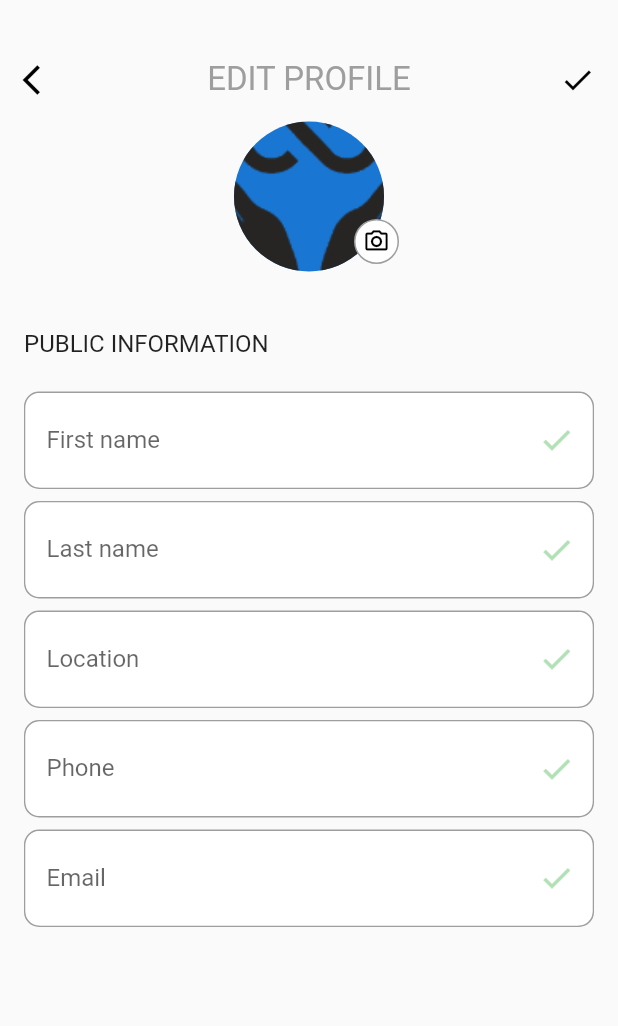
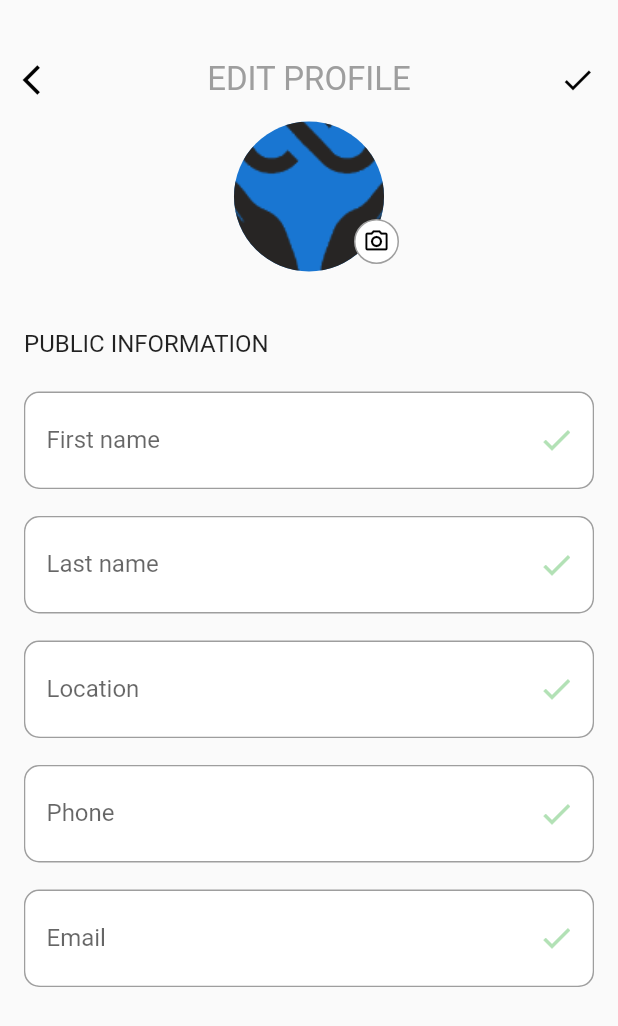
Before and after one commit to mercurystudio99/real_estate, a Flutter app: the UserProfilePage screen opened directly, on a phone screen of 412 x 824 dp. Shown: the top 1026 px of the screen. Run offline on Flutter 3.47's test engine with Material 2 defaults, Android fonts, the phone set to English and light mode, and no system bars; our stand-ins replace bottom_navy_bar, carousel_pro, carousel_slider, flutter_easyloading, flutter_html, flutter_rating_bar and 3 more; Roboto replaces fonts that are missing (Arial).

Commit message:
fix profile page

```diff
--- a/lib/pages/user_profile.dart
+++ b/lib/pages/user_profile.dart
@@ -188,6 +188,7 @@ class _UserProfilePageState extends State<UserProfilePage> {
                 ),
               ),
             ),
+            const SizedBox(height: 10),
             ListTile(
               title: Container(
                 decoration: BoxDecoration(
@@ -226,6 +227,7 @@ class _UserProfilePageState extends State<UserProfilePage> {
                 ),
               ),
             ),
+            const SizedBox(height: 10),
             ListTile(
               title: Container(
                 decoration: BoxDecoration(
@@ -264,6 +266,7 @@ class _UserProfilePageState extends State<UserProfilePage> {
                 ),
               ),
             ),
+            const SizedBox(height: 10),
             ListTile(
               title: Container(
                 decoration: BoxDecoration(
@@ -302,6 +305,7 @@ class _UserProfilePageState extends State<UserProfilePage> {
                 ),
               ),
             ),
+            const SizedBox(height: 10),
             ListTile(
               title: Container(
                 decoration: BoxDecoration(
```
